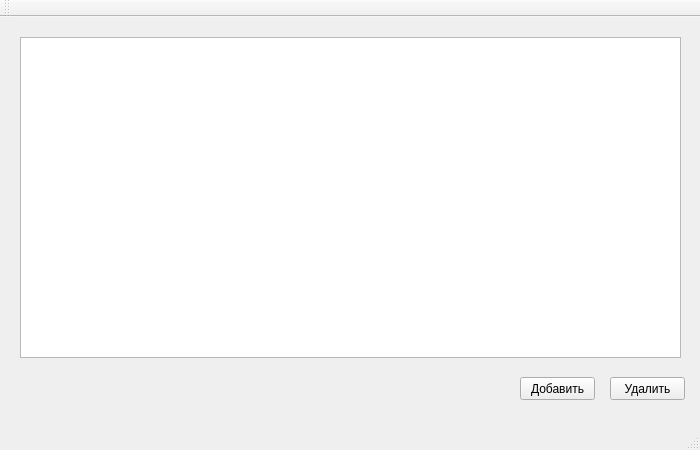
Before: the Qt Designer form strela.ui in egornevezhin/strela-skald, drawn with Qt 5.
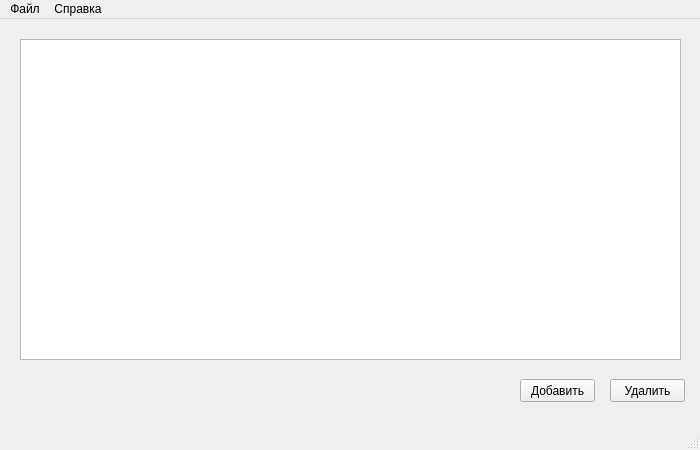
After: the same form once the commit is applied.

What changed in the file:
```diff
--- a/strela.ui
+++ b/strela.ui
@@ -15,6 +15,9 @@
   </property>
   <widget class="QWidget" name="centralWidget">
    <widget class="QTableView" name="itemList">
+    <property name="enabled">
+     <bool>true</bool>
+    </property>
     <property name="geometry">
      <rect>
       <x>20</x>
@@ -23,6 +26,39 @@
       <height>321</height>
      </rect>
     </property>
+    <property name="sizePolicy">
+     <sizepolicy hsizetype="Expanding" vsizetype="Expanding">
+      <horstretch>0</horstretch>
+      <verstretch>0</verstretch>
+     </sizepolicy>
+    </property>
+    <property name="lineWidth">
+     <number>2</number>
+    </property>
+    <property name="midLineWidth">
+     <number>1</number>
+    </property>
+    <property name="alternatingRowColors">
+     <bool>false</bool>
+    </property>
+    <property name="textElideMode">
+     <enum>Qt::ElideLeft</enum>
+    </property>
+    <attribute name="horizontalHeaderCascadingSectionResizes">
+     <bool>false</bool>
+    </attribute>
+    <attribute name="horizontalHeaderDefaultSectionSize">
+     <number>130</number>
+    </attribute>
+    <attribute name="horizontalHeaderMinimumSectionSize">
+     <number>50</number>
+    </attribute>
+    <attribute name="horizontalHeaderShowSortIndicator" stdset="0">
+     <bool>false</bool>
+    </attribute>
+    <attribute name="horizontalHeaderStretchLastSection">
+     <bool>true</bool>
+    </attribute>
    </widget>
    <widget class="QPushButton" name="addItemButton">
     <property name="geometry">
@@ -60,14 +96,20 @@
      <height>21</height>
     </rect>
    </property>
-  </widget>
-  <widget class="QToolBar" name="mainToolBar">
-   <attribute name="toolBarArea">
-    <enum>TopToolBarArea</enum>
-   </attribute>
-   <attribute name="toolBarBreak">
-    <bool>false</bool>
-   </attribute>
+   <widget class="QMenu" name="menuFile">
+    <property name="title">
+     <string>Файл</string>
+    </property>
+    <addaction name="exitAction"/>
+   </widget>
+   <widget class="QMenu" name="menuHelp">
+    <property name="title">
+     <string>Справка</string>
+    </property>
+    <addaction name="helpAction"/>
+   </widget>
+   <addaction name="menuFile"/>
+   <addaction name="menuHelp"/>
   </widget>
   <widget class="QStatusBar" name="statusBar"/>
  </widget>
```
Left out of the diff: 10 changed lines with no effect on the pictures.
